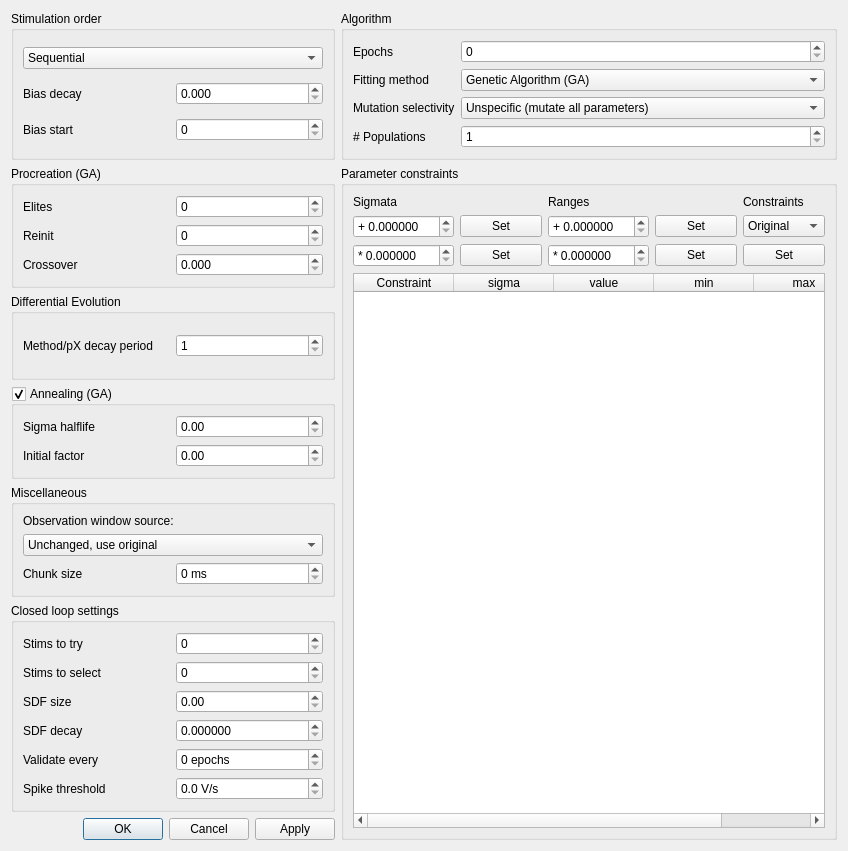
CompEphys-team/rtdo, file src/gui/gafittersettingsdialog.ui: the form before one commit.
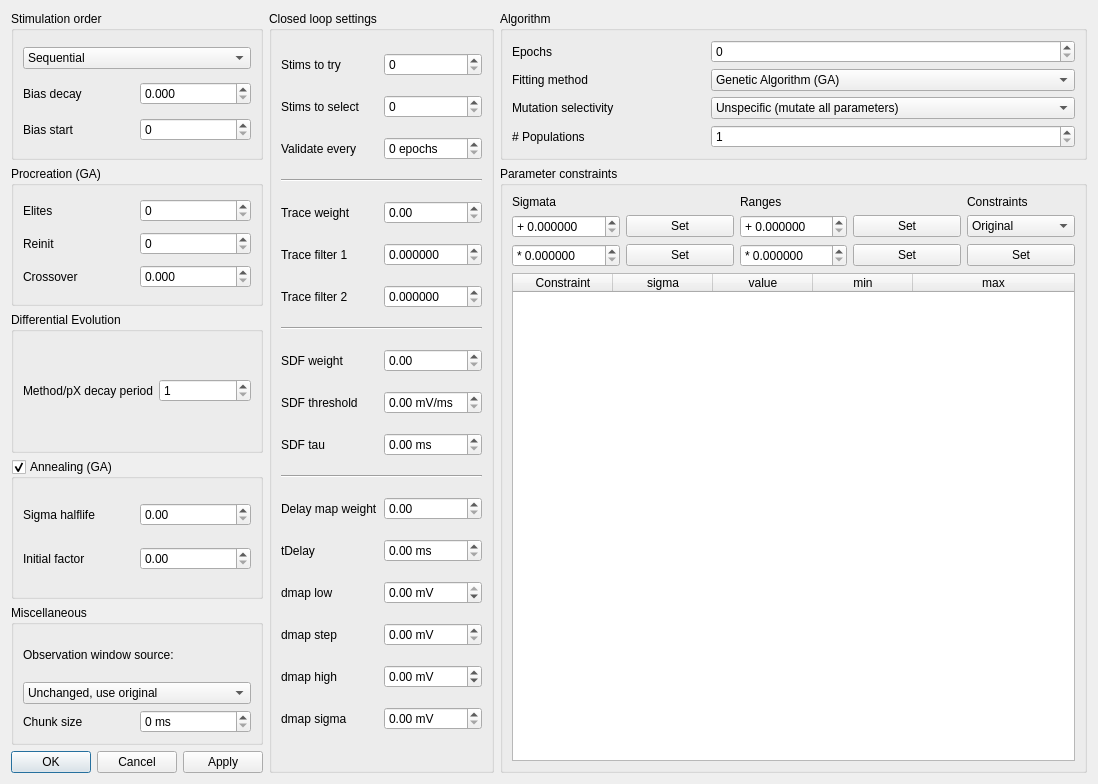
The form after the commit.

Commit message: Added new closed loop settings to UI

Patch:
```diff
--- a/src/gui/gafittersettingsdialog.ui
+++ b/src/gui/gafittersettingsdialog.ui
@@ -6,189 +6,15 @@
    <rect>
     <x>0</x>
     <y>0</y>
-    <width>848</width>
-    <height>851</height>
+    <width>1098</width>
+    <height>784</height>
    </rect>
   </property>
   <property name="windowTitle">
    <string>GA Fitter Settings</string>
   </property>
-  <layout class="QGridLayout" name="gridLayout_5">
-   <item row="5" column="0" colspan="2">
-    <widget class="QGroupBox" name="groupBox_6">
-     <property name="title">
-      <string>Closed loop settings</string>
-     </property>
-     <layout class="QGridLayout" name="gridLayout_8">
-      <item row="0" column="0">
-       <widget class="QLabel" name="label_11">
-        <property name="text">
-         <string>Stims to try</string>
-        </property>
-       </widget>
-      </item>
-      <item row="2" column="0">
-       <widget class="QLabel" name="label_18">
-        <property name="text">
-         <string>SDF size</string>
-        </property>
-       </widget>
-      </item>
-      <item row="2" column="1">
-       <widget class="QDoubleSpinBox" name="SDF_size">
-        <property name="decimals">
-         <number>2</number>
-        </property>
-        <property name="maximum">
-         <double>1000000.000000000000000</double>
-        </property>
-       </widget>
-      </item>
-      <item row="4" column="1">
-       <widget class="QSpinBox" name="cl_validation_interval">
-        <property name="suffix">
-         <string> epochs</string>
-        </property>
-        <property name="maximum">
-         <number>9999</number>
-        </property>
-       </widget>
-      </item>
-      <item row="1" column="1">
-       <widget class="QSpinBox" name="cl_nSelect"/>
-      </item>
-      <item row="4" column="0">
-       <widget class="QLabel" name="label_20">
-        <property name="text">
-         <string>Validate every</string>
-        </property>
-       </widget>
-      </item>
-      <item row="1" column="0">
-       <widget class="QLabel" name="label_12">
-        <property name="text">
-         <string>Stims to select</string>
-        </property>
-       </widget>
-      </item>
-      <item row="3" column="0">
-       <widget class="QLabel" name="label_19">
-        <property name="text">
-         <string>SDF decay</string>
-        </property>
-       </widget>
-      </item>
-      <item row="0" column="1">
-       <widget class="QSpinBox" name="cl_nStims">
-        <property name="maximum">
-         <number>99999</number>
-        </property>
-       </widget>
-      </item>
-      <item row="3" column="1">
-       <widget class="QDoubleSpinBox" name="SDF_decay">
-        <property name="decimals">
-         <number>6</number>
-        </property>
-        <property name="maximum">
-         <double>1.000000000000000</double>
-        </property>
-        <property name="singleStep">
-         <double>0.001000000000000</double>
-        </property>
-       </widget>
-      </item>
-      <item row="5" column="1">
-       <widget class="QDoubleSpinBox" name="spike_threshold">
-        <property name="suffix">
-         <string> V/s</string>
-        </property>
-        <property name="decimals">
-         <number>1</number>
-        </property>
-        <property name="maximum">
-         <double>999.899999999999977</double>
-        </property>
-       </widget>
-      </item>
-      <item row="5" column="0">
-       <widget class="QLabel" name="label_21">
-        <property name="text">
-         <string>Spike threshold</string>
-        </property>
-       </widget>
-      </item>
-     </layout>
-    </widget>
-   </item>
-   <item row="4" column="0" colspan="2">
-    <widget class="QGroupBox" name="groupBox_4">
-     <property name="title">
-      <string>Miscellaneous</string>
-     </property>
-     <layout class="QGridLayout" name="gridLayout_6">
-      <item row="2" column="1">
-       <widget class="QSpinBox" name="chunkDuration">
-        <property name="suffix">
-         <string> ms</string>
-        </property>
-        <property name="maximum">
-         <number>9999</number>
-        </property>
-       </widget>
-      </item>
-      <item row="0" column="0" colspan="2">
-       <widget class="QLabel" name="label_9">
-        <property name="text">
-         <string>Observation window source:</string>
-        </property>
-       </widget>
-      </item>
-      <item row="1" column="0" colspan="2">
-       <widget class="QComboBox" name="obsSource">
-        <item>
-         <property name="text">
-          <string>Unchanged, use original</string>
-         </property>
-        </item>
-        <item>
-         <property name="text">
-          <string>Use cluster algorithm</string>
-         </property>
-        </item>
-        <item>
-         <property name="text">
-          <string>Use bubble algorithm</string>
-         </property>
-        </item>
-        <item>
-         <property name="text">
-          <string>Randomise</string>
-         </property>
-        </item>
-       </widget>
-      </item>
-      <item row="2" column="0">
-       <widget class="QLabel" name="label_10">
-        <property name="text">
-         <string>Chunk size</string>
-        </property>
-       </widget>
-      </item>
-     </layout>
-    </widget>
-   </item>
-   <item row="6" column="0" colspan="2">
-    <widget class="QDialogButtonBox" name="buttonBox">
-     <property name="orientation">
-      <enum>Qt::Horizontal</enum>
-     </property>
-     <property name="standardButtons">
-      <set>QDialogButtonBox::Apply|QDialogButtonBox::Cancel|QDialogButtonBox::Ok</set>
-     </property>
-    </widget>
-   </item>
-   <item row="0" column="0" colspan="2">
+  <layout class="QGridLayout" name="gridLayout_5" columnstretch="0,0,1">
+   <item row="0" column="0">
     <widget class="QGroupBox" name="groupBox">
      <property name="title">
       <string>Stimulation order</string>
@@ -252,7 +78,429 @@
      </layout>
     </widget>
    </item>
-   <item row="1" column="2" rowspan="6">
+   <item row="0" column="1" rowspan="6">
+    <widget class="QGroupBox" name="groupBox_6">
+     <property name="title">
+      <string>Closed loop settings</string>
+     </property>
+     <layout class="QGridLayout" name="gridLayout_8">
+      <item row="11" column="0">
+       <widget class="QLabel" name="label_26">
+        <property name="text">
+         <string>SDF tau</string>
+        </property>
+       </widget>
+      </item>
+      <item row="8" column="0" colspan="2">
+       <widget class="Line" name="line_2">
+        <property name="orientation">
+         <enum>Qt::Horizontal</enum>
+        </property>
+       </widget>
+      </item>
+      <item row="12" column="0" colspan="2">
+       <widget class="Line" name="line">
+        <property name="orientation">
+         <enum>Qt::Horizontal</enum>
+        </property>
+       </widget>
+      </item>
+      <item row="2" column="0">
+       <widget class="QLabel" name="label_20">
+        <property name="text">
+         <string>Validate every</string>
+        </property>
+       </widget>
+      </item>
+      <item row="0" column="1">
+       <widget class="QSpinBox" name="cl_nStims">
+        <property name="maximum">
+         <number>99999</number>
+        </property>
+       </widget>
+      </item>
+      <item row="5" column="1">
+       <widget class="QDoubleSpinBox" name="cl_trace_K">
+        <property name="suffix">
+         <string/>
+        </property>
+        <property name="decimals">
+         <number>6</number>
+        </property>
+        <property name="maximum">
+         <double>1.000000000000000</double>
+        </property>
+        <property name="singleStep">
+         <double>0.100000000000000</double>
+        </property>
+       </widget>
+      </item>
+      <item row="7" column="1">
+       <widget class="QDoubleSpinBox" name="cl_trace_K2">
+        <property name="suffix">
+         <string/>
+        </property>
+        <property name="decimals">
+         <number>6</number>
+        </property>
+        <property name="maximum">
+         <double>1.000000000000000</double>
+        </property>
+        <property name="singleStep">
+         <double>0.100000000000000</double>
+        </property>
+       </widget>
+      </item>
+      <item row="7" column="0">
+       <widget class="QLabel" name="label_21">
+        <property name="text">
+         <string>Trace filter 2</string>
+        </property>
+       </widget>
+      </item>
+      <item row="0" column="0">
+       <widget class="QLabel" name="label_11">
+        <property name="text">
+         <string>Stims to try</string>
+        </property>
+       </widget>
+      </item>
+      <item row="4" column="0">
+       <widget class="QLabel" name="label_18">
+        <property name="text">
+         <string>Trace weight</string>
+        </property>
+       </widget>
+      </item>
+      <item row="4" column="1">
+       <widget class="QDoubleSpinBox" name="cl_trace_weight">
+        <property name="decimals">
+         <number>2</number>
+        </property>
+        <property name="maximum">
+         <double>10000.000000000000000</double>
+        </property>
+       </widget>
+      </item>
+      <item row="1" column="1">
+       <widget class="QSpinBox" name="cl_nSelect"/>
+      </item>
+      <item row="1" column="0">
+       <widget class="QLabel" name="label_12">
+        <property name="text">
+         <string>Stims to select</string>
+        </property>
+       </widget>
+      </item>
+      <item row="5" column="0">
+       <widget class="QLabel" name="label_19">
+        <property name="text">
+         <string>Trace filter 1</string>
+        </property>
+       </widget>
+      </item>
+      <item row="2" column="1">
+       <widget class="QSpinBox" name="cl_validation_interval">
+        <property name="suffix">
+         <string> epochs</string>
+        </property>
+        <property name="maximum">
+         <number>9999</number>
+        </property>
+       </widget>
+      </item>
+      <item row="14" column="0">
+       <widget class="QLabel" name="label_28">
+        <property name="text">
+         <string>tDelay</string>
+        </property>
+       </widget>
+      </item>
+      <item row="13" column="0">
+       <widget class="QLabel" name="label_27">
+        <property name="text">
+         <string>Delay map weight</string>
+        </property>
+       </widget>
+      </item>
+      <item row="10" column="0">
+       <widget class="QLabel" name="label_25">
+        <property name="text">
+         <string>SDF threshold</string>
+        </property>
+       </widget>
+      </item>
+      <item row="9" column="0">
+       <widget class="QLabel" name="label_24">
+        <property name="text">
+         <string>SDF weight</string>
+        </property>
+       </widget>
+      </item>
+      <item row="15" column="0">
+       <widget class="QLabel" name="label_29">
+        <property name="text">
+         <string>dmap low</string>
+        </property>
+       </widget>
+      </item>
+      <item row="16" column="0">
+       <widget class="QLabel" name="label_30">
+        <property name="text">
+         <string>dmap step</string>
+        </property>
+       </widget>
+      </item>
+      <item row="18" column="0">
+       <widget class="QLabel" name="label_31">
+        <property name="text">
+         <string>dmap sigma</string>
+        </property>
+       </widget>
+      </item>
+      <item row="17" column="0">
+       <widget class="QLabel" name="label_32">
+        <property name="text">
+         <string>dmap high</string>
+        </property>
+       </widget>
+      </item>
+      <item row="9" column="1">
+       <widget class="QDoubleSpinBox" name="cl_sdf_weight">
+        <property name="maximum">
+         <double>10000.000000000000000</double>
+        </property>
+       </widget>
+      </item>
+      <item row="11" column="1">
+       <widget class="QDoubleSpinBox" name="cl_sdf_tau">
+        <property name="suffix">
+         <string> ms</string>
+        </property>
+       </widget>
+      </item>
+      <item row="10" column="1">
+       <widget class="QDoubleSpinBox" name="cl_sdf_threshold">
+        <property name="toolTip">
+         <string>&lt;html&gt;&lt;head/&gt;&lt;body&gt;&lt;p&gt;Note, the voltage gradient is estimated as (V(t) - V(t-tDelay)) / tDelay, and is thus somewhat sensitive to tDelay below.&lt;/p&gt;&lt;/body&gt;&lt;/html&gt;</string>
+        </property>
+        <property name="suffix">
+         <string> mV/ms</string>
+        </property>
+       </widget>
+      </item>
+      <item row="13" column="1">
+       <widget class="QDoubleSpinBox" name="cl_dmap_weight">
+        <property name="maximum">
+         <double>10000.000000000000000</double>
+        </property>
+       </widget>
+      </item>
+      <item row="14" column="1">
+       <widget class="QDoubleSpinBox" name="cl_tDelay">
+        <property name="suffix">
+         <string> ms</string>
+        </property>
+        <property name="maximum">
+         <double>9.990000000000000</double>
+        </property>
+       </widget>
+      </item>
+      <item row="15" column="1">
+       <widget class="QDoubleSpinBox" name="cl_dmap_lo">
+        <property name="suffix">
+         <string> mV</string>
+        </property>
+        <property name="minimum">
+         <double>-200.000000000000000</double>
+        </property>
+        <property name="maximum">
+         <double>0.000000000000000</double>
+        </property>
+       </widget>
+      </item>
+      <item row="16" column="1">
+       <widget class="QDoubleSpinBox" name="cl_dmap_step">
+        <property name="suffix">
+         <string> mV</string>
+        </property>
+        <property name="maximum">
+         <double>9.990000000000000</double>
+        </property>
+       </widget>
+      </item>
+      <item row="17" column="1">
+       <widget class="QDoubleSpinBox" name="cl_dmap_hi">
+        <property name="suffix">
+         <string> mV</string>
+        </property>
+        <property name="minimum">
+         <double>-200.000000000000000</double>
+        </property>
+        <property name="maximum">
+         <double>999.990000000000009</double>
+        </property>
+       </widget>
+      </item>
+      <item row="18" column="1">
+       <widget class="QDoubleSpinBox" name="cl_dmap_sigma">
+        <property name="suffix">
+         <string> mV</string>
+        </property>
+       </widget>
+      </item>
+      <item row="3" column="0" colspan="2">
+       <widget class="Line" name="line_3">
+        <property name="orientation">
+         <enum>Qt::Horizontal</enum>
+        </property>
+       </widget>
+      </item>
+     </layout>
+    </widget>
+   </item>
+   <item row="0" column="2">
+    <widget class="QGroupBox" name="groupBox_5">
+     <property name="title">
+      <string>Algorithm</string>
+     </property>
+     <layout class="QGridLayout" name="gridLayout_7">
+      <item row="0" column="0">
+       <widget class="QLabel" name="label">
+        <property name="text">
+         <string>Epochs</string>
+        </property>
+       </widget>
+      </item>
+      <item row="0" column="1">
+       <widget class="QSpinBox" name="maxEpochs">
+        <property name="maximum">
+         <number>999999</number>
+        </property>
+        <property name="singleStep">
+         <number>100</number>
+        </property>
+       </widget>
+      </item>
+      <item row="1" column="0">
+       <widget class="QLabel" name="label_13">
+        <property name="text">
+         <string>Fitting method</string>
+        </property>
+       </widget>
+      </item>
+      <item row="1" column="1">
+       <widget class="QComboBox" name="method">
+        <item>
+         <property name="text">
+          <string>Genetic Algorithm (GA)</string>
+         </property>
+        </item>
+        <item>
+         <property name="text">
+          <string>Differential Evolution (DE)</string>
+         </property>
+        </item>
+       </widget>
+      </item>
+      <item row="2" column="0">
+       <widget class="QLabel" name="label_14">
+        <property name="text">
+         <string>Mutation selectivity</string>
+        </property>
+       </widget>
+      </item>
+      <item row="2" column="1">
+       <widget class="QComboBox" name="selectivity">
+        <item>
+         <property name="text">
+          <string>Unspecific (mutate all parameters)</string>
+         </property>
+        </item>
+        <item>
+         <property name="text">
+          <string>Graded (scale mutation rate by parameters' relative influence)</string>
+         </property>
+        </item>
+        <item>
+         <property name="text">
+          <string>Target parameter only</string>
+         </property>
+        </item>
+       </widget>
+      </item>
+      <item row="3" column="1">
+       <widget class="QSpinBox" name="num_populations">
+        <property name="minimum">
+         <number>1</number>
+        </property>
+       </widget>
+      </item>
+      <item row="3" column="0">
+       <widget class="QLabel" name="label_23">
+        <property name="text">
+         <string># Populations</string>
+        </property>
+       </widget>
+      </item>
+     </layout>
+    </widget>
+   </item>
+   <item row="1" column="0">
+    <widget class="QGroupBox" name="groupBox_2">
+     <property name="title">
+      <string>Procreation (GA)</string>
+     </property>
+     <layout class="QGridLayout" name="gridLayout_2">
+      <item row="0" column="0">
+       <widget class="QLabel" name="label_5">
+        <property name="text">
+         <string>Elites</string>
+        </property>
+       </widget>
+      </item>
+      <item row="0" column="1">
+       <widget class="QSpinBox" name="nElites">
+        <property name="maximum">
+         <number>999999</number>
+        </property>
+       </widget>
+      </item>
+      <item row="1" column="0">
+       <widget class="QLabel" name="label_6">
+        <property name="text">
+         <string>Reinit</string>
+        </property>
+       </widget>
+      </item>
+      <item row="1" column="1">
+       <widget class="QSpinBox" name="nReinit">
+        <property name="maximum">
+         <number>999999</number>
+        </property>
+       </widget>
+      </item>
+      <item row="2" column="0">
+       <widget class="QLabel" name="label_7">
+        <property name="text">
+         <string>Crossover</string>
+        </property>
+       </widget>
+      </item>
+      <item row="2" column="1">
+       <widget class="QDoubleSpinBox" name="crossover">
+        <property name="decimals">
+         <number>3</number>
+        </property>
+        <property name="maximum">
+         <double>1.000000000000000</double>
+        </property>
+       </widget>
+      </item>
+     </layout>
+    </widget>
+   </item>
+   <item row="1" column="2" rowspan="5">
     <widget class="QGroupBox" name="groupBox_3">
      <property name="title">
       <string>Parameter constraints</string>
@@ -436,7 +684,33 @@
      </layout>
     </widget>
    </item>
-   <item row="3" column="0" colspan="2">
+   <item row="2" column="0">
+    <widget class="QGroupBox" name="groupBox_7">
+     <property name="title">
+      <string>Differential Evolution</string>
+     </property>
+     <layout class="QGridLayout" name="gridLayout_9">
+      <item row="0" column="0">
+       <widget class="QLabel" name="label_22">
+        <property name="text">
+         <string>Method/pX decay period</string>
+        </property>
+       </widget>
+      </item>
+      <item row="0" column="1">
+       <widget class="QSpinBox" name="DE_decay">
+        <property name="minimum">
+         <number>1</number>
+        </property>
+        <property name="maximum">
+         <number>9999</number>
+        </property>
+       </widget>
+      </item>
+     </layout>
+    </widget>
+   </item>
+   <item row="3" column="0">
     <widget class="QGroupBox" name="decaySigma">
      <property name="title">
       <string>Annealing (GA)</string>
@@ -472,173 +746,73 @@
      </layout>
     </widget>
    </item>
-   <item row="0" column="2">
-    <widget class="QGroupBox" name="groupBox_5">
+   <item row="4" column="0">
+    <widget class="QGroupBox" name="groupBox_4">
      <property name="title">
-      <string>Algorithm</string>
+      <string>Miscellaneous</string>
      </property>
-     <layout class="QGridLayout" name="gridLayout_7">
-      <item row="0" column="0">
-       <widget class="QLabel" name="label">
-        <property name="text">
-         <string>Epochs</string>
-        </property>
-       </widget>
-      </item>
-      <item row="0" column="1">
-       <widget class="QSpinBox" name="maxEpochs">
-        <property name="maximum">
-         <number>999999</number>
-        </property>
-        <property name="singleStep">
-         <number>100</number>
-        </property>
-       </widget>
-      </item>
-      <item row="1" column="0">
-       <widget class="QLabel" name="label_13">
-        <property name="text">
-         <string>Fitting method</string>
-        </property>
-       </widget>
-      </item>
-      <item row="1" column="1">
-       <widget class="QComboBox" name="method">
-        <item>
-         <property name="text">
-          <string>Genetic Algorithm (GA)</string>
-         </property>
-        </item>
-        <item>
-         <property name="text">
-          <string>Differential Evolution (DE)</string>
-         </property>
-        </item>
-       </widget>
-      </item>
-      <item row="2" column="0">
-       <widget class="QLabel" name="label_14">
-        <property name="text">
-         <string>Mutation selectivity</string>
-        </property>
-       </widget>
-      </item>
+     <layout class="QGridLayout" name="gridLayout_6">
       <item row="2" column="1">
-       <widget class="QComboBox" name="selectivity">
-        <item>
-         <property name="text">
-          <string>Unspecific (mutate all parameters)</string>
-         </property>
-        </item>
-        <item>
-         <property name="text">
-          <string>Graded (scale mutation rate by parameters' relative influence)</string>
-         </property>
-        </item>
-        <item>
-         <property name="text">
-          <string>Target parameter only</string>
-         </property>
-        </item>
-       </widget>
-      </item>
-      <item row="3" column="1">
-       <widget class="QSpinBox" name="num_populations">
-        <property name="minimum">
-         <number>1</number>
-        </property>
-       </widget>
-      </item>
-      <item row="3" column="0">
-       <widget class="QLabel" name="label_23">
-        <property name="text">
-         <string># Populations</string>
-        </property>
-       </widget>
-      </item>
-     </layout>
-    </widget>
-   </item>
-   <item row="1" column="0" colspan="2">
-    <widget class="QGroupBox" name="groupBox_2">
-     <property name="title">
-      <string>Procreation (GA)</string>
-     </property>
-     <layout class="QGridLayout" name="gridLayout_2">
-      <item row="0" column="0">
-       <widget class="QLabel" name="label_5">
-        <property name="text">
-         <string>Elites</string>
-        </property>
-       </widget>
-      </item>
-      <item row="0" column="1">
-       <widget class="QSpinBox" name="nElites">
-        <property name="maximum">
-         <number>999999</number>
-        </property>
-       </widget>
-      </item>
-      <item row="1" column="0">
-       <widget class="QLabel" name="label_6">
-        <property name="text">
-         <string>Reinit</string>
-        </property>
-       </widget>
-      </item>
-      <item row="1" column="1">
-       <widget class="QSpinBox" name="nReinit">
-        <property name="maximum">
-         <number>999999</number>
-        </property>
-       </widget>
-      </item>
-      <item row="2" column="0">
-       <widget class="QLabel" name="label_7">
-        <property name="text">
-         <string>Crossover</string>
-        </property>
-       </widget>
-      </item>
-      <item row="2" column="1">
-       <widget class="QDoubleSpinBox" name="crossover">
-        <property name="decimals">
-         <number>3</number>
-        </property>
-        <property name="maximum">
-         <double>1.000000000000000</double>
-        </property>
-       </widget>
-      </item>
-     </layout>
-    </widget>
-   </item>
-   <item row="2" column="0" colspan="2">
-    <widget class="QGroupBox" name="groupBox_7">
-     <property name="title">
-      <string>Differential Evolution</string>
-     </property>
-     <layout class="QGridLayout" name="gridLayout_9">
-      <item row="0" column="0">
-       <widget class="QLabel" name="label_22">
-        <property name="text">
-         <string>Method/pX decay period</string>
-        </property>
-       </widget>
-      </item>
-      <item row="0" column="1">
-       <widget class="QSpinBox" name="DE_decay">
-        <property name="minimum">
-         <number>1</number>
+       <widget class="QSpinBox" name="chunkDuration">
+        <property name="suffix">
+         <string> ms</string>
         </property>
         <property name="maximum">
          <number>9999</number>
         </property>
        </widget>
       </item>
+      <item row="0" column="0" colspan="2">
+       <widget class="QLabel" name="label_9">
+        <property name="text">
+         <string>Observation window source:</string>
+        </property>
+       </widget>
+      </item>
+      <item row="1" column="0" colspan="2">
+       <widget class="QComboBox" name="obsSource">
+        <item>
+         <property name="text">
+          <string>Unchanged, use original</string>
+         </property>
+        </item>
+        <item>
+         <property name="text">
+          <string>Use cluster algorithm</string>
+         </property>
+        </item>
+        <item>
+         <property name="text">
+          <string>Use bubble algorithm</string>
+         </property>
+        </item>
+        <item>
+         <property name="text">
+          <string>Randomise</string>
+         </property>
+        </item>
+       </widget>
+      </item>
+      <item row="2" column="0">
+       <widget class="QLabel" name="label_10">
+        <property name="text">
+         <string>Chunk size</string>
+        </property>
+       </widget>
+      </item>
      </layout>
     </widget>
    </item>
+   <item row="5" column="0">
+    <widget class="QDialogButtonBox" name="buttonBox">
+     <property name="orientation">
+      <enum>Qt::Horizontal</enum>
+     </property>
+     <property name="standardButtons">
+      <set>QDialogButtonBox::Apply|QDialogButtonBox::Cancel|QDialogButtonBox::Ok</set>
+     </property>
+    </widget>
+   </item>
   </layout>
  </widget>
  <resources/>
```
The commit also changes 1 other file.
